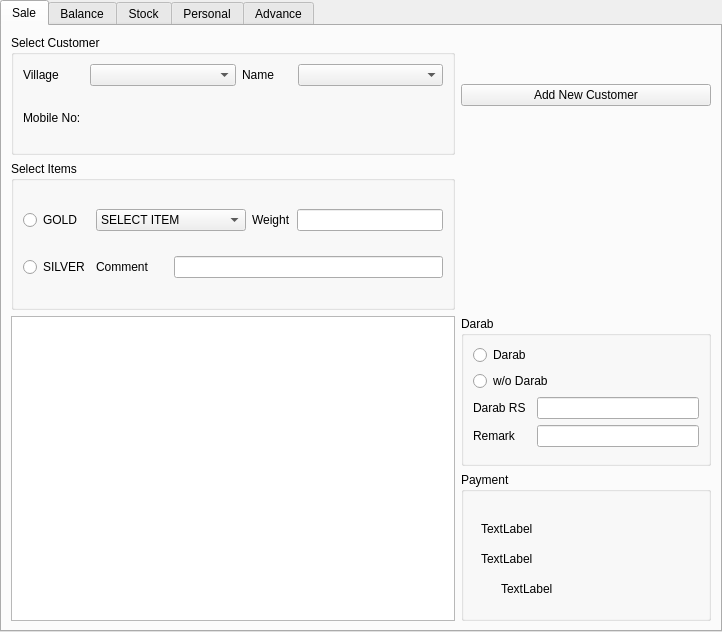
The window that src/tabwidget.ui (thisshri/POS) describes before a commit, drawn with Qt 5.
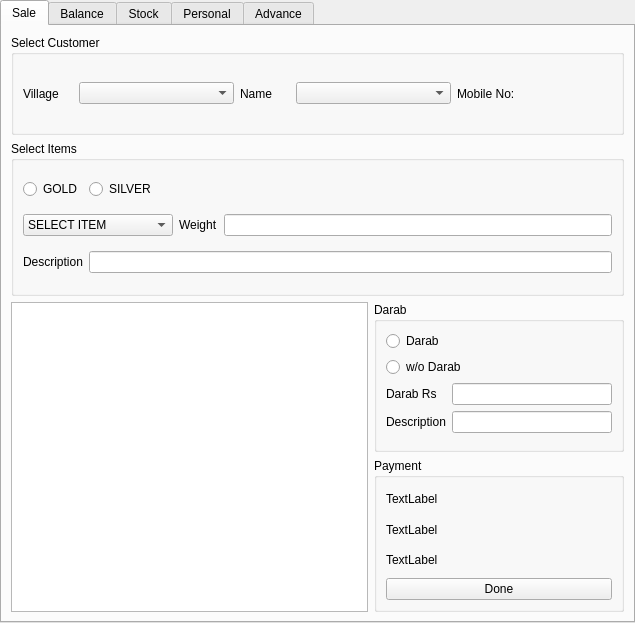
The same window after the commit. The open tabs and pages were chosen to show the change.

The edit to the form file:
```diff
--- a/src/tabwidget.ui
+++ b/src/tabwidget.ui
@@ -6,8 +6,8 @@
    <rect>
     <x>0</x>
     <y>0</y>
-    <width>722</width>
-    <height>632</height>
+    <width>635</width>
+    <height>623</height>
    </rect>
   </property>
   <property name="windowTitle">
@@ -20,75 +20,26 @@
    <attribute name="title">
     <string>Sale</string>
    </attribute>
-   <layout class="QGridLayout" name="gridLayout_3">
-    <item row="2" column="1">
-     <widget class="QGroupBox" name="groupBox">
-      <property name="minimumSize">
-       <size>
-        <width>200</width>
-        <height>0</height>
-       </size>
-      </property>
-      <property name="maximumSize">
-       <size>
-        <width>250</width>
-        <height>150</height>
-       </size>
-      </property>
-      <property name="title">
-       <string>Darab</string>
-      </property>
-      <layout class="QFormLayout" name="formLayout">
-       <item row="0" column="0">
-        <widget class="QRadioButton" name="radioButton">
-         <property name="text">
-          <string>Darab</string>
-         </property>
-        </widget>
-       </item>
-       <item row="2" column="0">
-        <widget class="QLabel" name="label_5">
-         <property name="text">
-          <string>Darab RS</string>
-         </property>
-        </widget>
-       </item>
-       <item row="2" column="1">
-        <widget class="QLineEdit" name="lineEdit_2"/>
-       </item>
-       <item row="3" column="0">
-        <widget class="QLabel" name="label_6">
-         <property name="text">
-          <string>Remark</string>
-         </property>
-        </widget>
-       </item>
-       <item row="3" column="1">
-        <widget class="QLineEdit" name="lineEdit_3"/>
-       </item>
-       <item row="1" column="0" colspan="2">
-        <widget class="QRadioButton" name="radioButton_2">
-         <property name="text">
-          <string>w/o Darab</string>
-         </property>
-        </widget>
-       </item>
-      </layout>
-     </widget>
-    </item>
-    <item row="0" column="0">
+   <layout class="QGridLayout" name="gridLayout_2">
+    <item row="0" column="0" colspan="2">
      <widget class="QGroupBox" name="gbSelectCustomer">
       <property name="minimumSize">
        <size>
         <width>0</width>
-        <height>120</height>
+        <height>0</height>
+       </size>
+      </property>
+      <property name="maximumSize">
+       <size>
+        <width>16777215</width>
+        <height>100</height>
        </size>
       </property>
       <property name="title">
        <string>Select Customer</string>
       </property>
-      <layout class="QGridLayout" name="gridLayout_2">
-       <item row="0" column="0">
+      <layout class="QHBoxLayout" name="horizontalLayout">
+       <item>
         <widget class="QLabel" name="lVillage">
          <property name="maximumSize">
           <size>
@@ -101,10 +52,10 @@
          </property>
         </widget>
        </item>
-       <item row="0" column="1">
+       <item>
         <widget class="QComboBox" name="cbVillage"/>
        </item>
-       <item row="0" column="2">
+       <item>
         <widget class="QLabel" name="lName">
          <property name="maximumSize">
           <size>
@@ -117,88 +68,60 @@
          </property>
         </widget>
        </item>
-       <item row="0" column="3">
+       <item>
         <widget class="QComboBox" name="cbName"/>
        </item>
-       <item row="1" column="0">
+       <item>
         <widget class="QLabel" name="label_3">
          <property name="text">
-          <string>Mobile No: </string>
+          <string>Mobile No: &lt;LOAD&gt;</string>
          </property>
         </widget>
        </item>
       </layout>
      </widget>
     </item>
-    <item row="3" column="1">
-     <widget class="QGroupBox" name="groupBox_2">
-      <property name="maximumSize">
-       <size>
-        <width>16777215</width>
-        <height>200</height>
-       </size>
-      </property>
-      <property name="title">
-       <string>Payment</string>
-      </property>
-      <widget class="QLabel" name="label_7">
-       <property name="geometry">
-        <rect>
-         <x>20</x>
-         <y>50</y>
-         <width>59</width>
-         <height>14</height>
-        </rect>
-       </property>
-       <property name="text">
-        <string>TextLabel</string>
-       </property>
-      </widget>
-      <widget class="QLabel" name="label_8">
-       <property name="geometry">
-        <rect>
-         <x>20</x>
-         <y>80</y>
-         <width>59</width>
-         <height>14</height>
-        </rect>
-       </property>
-       <property name="text">
-        <string>TextLabel</string>
-       </property>
-      </widget>
-      <widget class="QLabel" name="label_9">
-       <property name="geometry">
-        <rect>
-         <x>40</x>
-         <y>110</y>
-         <width>59</width>
-         <height>14</height>
-        </rect>
-       </property>
-       <property name="text">
-        <string>TextLabel</string>
-       </property>
-      </widget>
-     </widget>
-    </item>
-    <item row="0" column="1">
-     <widget class="QPushButton" name="pbAddNewCustomer">
-      <property name="text">
-       <string>Add New Customer</string>
-      </property>
-     </widget>
-    </item>
-    <item row="1" column="0">
+    <item row="1" column="0" colspan="2">
      <widget class="QGroupBox" name="groupBox_3">
       <property name="title">
        <string>Select Items</string>
       </property>
       <layout class="QGridLayout" name="gridLayout">
-       <item row="5" column="2" colspan="3">
+       <item row="2" column="3">
+        <widget class="QLabel" name="label_11">
+         <property name="text">
+          <string>Weight</string>
+         </property>
+        </widget>
+       </item>
+       <item row="2" column="4">
+        <widget class="QLineEdit" name="lineEdit_5"/>
+       </item>
+       <item row="0" column="0">
+        <widget class="QRadioButton" name="radioButton_3">
+         <property name="text">
+          <string>GOLD</string>
+         </property>
+        </widget>
+       </item>
+       <item row="0" column="1">
+        <widget class="QRadioButton" name="radioButton_4">
+         <property name="text">
+          <string>SILVER</string>
+         </property>
+        </widget>
+       </item>
+       <item row="5" column="0">
+        <widget class="QLabel" name="label_10">
+         <property name="text">
+          <string>Description</string>
+         </property>
+        </widget>
+       </item>
+       <item row="5" column="1" colspan="4">
         <widget class="QLineEdit" name="lineEdit_6"/>
        </item>
-       <item row="2" column="1" colspan="2">
+       <item row="2" column="0" colspan="3">
         <widget class="QComboBox" name="comboBox">
          <property name="minimumSize">
           <size>
@@ -213,43 +136,110 @@
          </item>
         </widget>
        </item>
-       <item row="2" column="3">
-        <widget class="QLabel" name="label_11">
-         <property name="text">
-          <string>Weight</string>
-         </property>
-        </widget>
-       </item>
-       <item row="5" column="1">
-        <widget class="QLabel" name="label_10">
-         <property name="text">
-          <string>Comment</string>
-         </property>
-        </widget>
-       </item>
-       <item row="2" column="4">
-        <widget class="QLineEdit" name="lineEdit_5"/>
-       </item>
-       <item row="5" column="0">
-        <widget class="QRadioButton" name="radioButton_4">
-         <property name="text">
-          <string>SILVER</string>
-         </property>
-        </widget>
-       </item>
-       <item row="2" column="0">
-        <widget class="QRadioButton" name="radioButton_3">
-         <property name="text">
-          <string>GOLD</string>
-         </property>
-        </widget>
-       </item>
       </layout>
      </widget>
     </item>
     <item row="2" column="0" rowspan="2">
      <widget class="QTableWidget" name="tableWidget"/>
     </item>
+    <item row="2" column="1">
+     <widget class="QGroupBox" name="groupBox">
+      <property name="minimumSize">
+       <size>
+        <width>200</width>
+        <height>0</height>
+       </size>
+      </property>
+      <property name="maximumSize">
+       <size>
+        <width>250</width>
+        <height>150</height>
+       </size>
+      </property>
+      <property name="title">
+       <string>Darab</string>
+      </property>
+      <layout class="QFormLayout" name="formLayout">
+       <item row="0" column="0">
+        <widget class="QRadioButton" name="radioButton">
+         <property name="text">
+          <string>Darab</string>
+         </property>
+        </widget>
+       </item>
+       <item row="2" column="0">
+        <widget class="QLabel" name="label_5">
+         <property name="text">
+          <string>Darab Rs</string>
+         </property>
+        </widget>
+       </item>
+       <item row="2" column="1">
+        <widget class="QLineEdit" name="lineEdit_2"/>
+       </item>
+       <item row="3" column="0">
+        <widget class="QLabel" name="label_6">
+         <property name="text">
+          <string>Description</string>
+         </property>
+        </widget>
+       </item>
+       <item row="3" column="1">
+        <widget class="QLineEdit" name="lineEdit_3"/>
+       </item>
+       <item row="1" column="0" colspan="2">
+        <widget class="QRadioButton" name="radioButton_2">
+         <property name="text">
+          <string>w/o Darab</string>
+         </property>
+        </widget>
+       </item>
+      </layout>
+     </widget>
+    </item>
+    <item row="3" column="1">
+     <widget class="QGroupBox" name="groupBox_2">
+      <property name="maximumSize">
+       <size>
+        <width>16777215</width>
+        <height>200</height>
+       </size>
+      </property>
+      <property name="title">
+       <string>Payment</string>
+      </property>
+      <layout class="QGridLayout" name="gridLayout_8">
+       <item row="2" column="0">
+        <widget class="QLabel" name="label_9">
+         <property name="text">
+          <string>TextLabel</string>
+         </property>
+        </widget>
+       </item>
+       <item row="0" column="0">
+        <widget class="QLabel" name="label_7">
+         <property name="text">
+          <string>TextLabel</string>
+         </property>
+        </widget>
+       </item>
+       <item row="1" column="0">
+        <widget class="QLabel" name="label_8">
+         <property name="text">
+          <string>TextLabel</string>
+         </property>
+        </widget>
+       </item>
+       <item row="3" column="0">
+        <widget class="QPushButton" name="pushButton_2">
+         <property name="text">
+          <string>Done</string>
+         </property>
+        </widget>
+       </item>
+      </layout>
+     </widget>
+    </item>
    </layout>
   </widget>
   <widget class="QWidget" name="tab">
```
Left out of the diff: 157 changed lines with no effect on the pictures.
